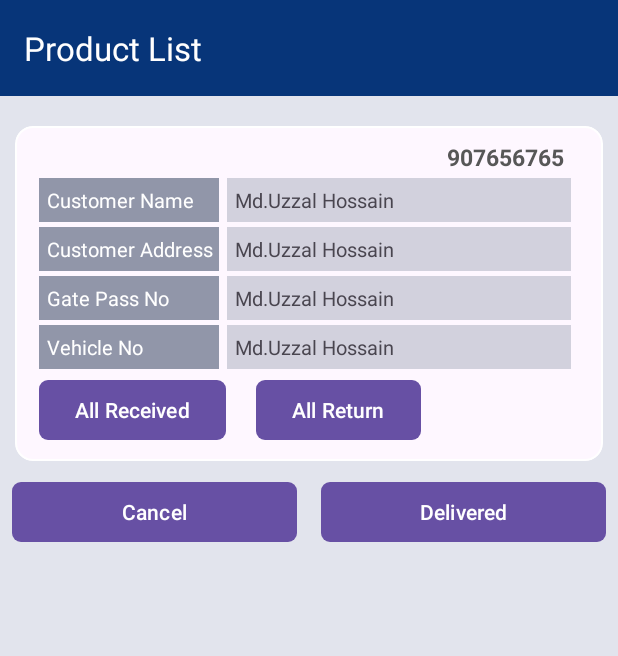
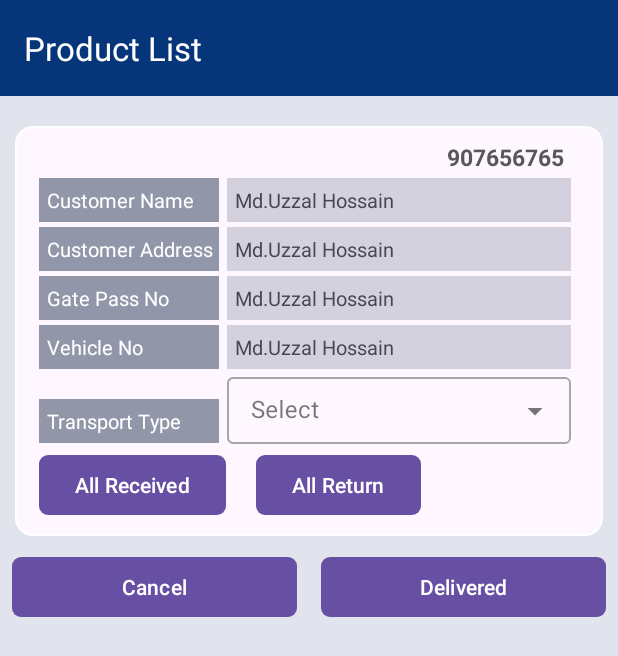
Before and after one commit to tareq236/rdlms, an Android app: the layout activity_product_list.xml on its own in the app's theme, with its tools: preview values and no code run, on a phone screen of 412 x 824 dp. Shown: the top 656 px of the screen. Run offline under Robolectric (Android 15) with nearby library versions, the phone set to English and light mode, and no system bars.

Commit message:
bug fixing

```diff
--- a/app/src/main/res/layout/activity_product_list.xml
+++ b/app/src/main/res/layout/activity_product_list.xml
@@ -199,6 +199,40 @@
                             android:layout_width="match_parent"
                             android:layout_height="wrap_content"
                             android:orientation="horizontal"
+                             >
+                            <TextView
+                                android:layout_width="120dp"
+                                android:layout_height="wrap_content"
+                                android:paddingLeft="5dp"
+                                android:paddingTop="5dp"
+                                android:paddingBottom="5dp"
+                                android:text="Transport Type"
+                                android:textColor="@color/white"
+                                android:background="@color/txv_bg"
+                                android:textSize="13sp"/>
+                            <com.google.android.material.textfield.TextInputLayout
+                                android:layout_width="match_parent"
+                                android:layout_height="50dp"
+                                android:layout_marginHorizontal="5dp"
+
+                                style="@style/Widget.MaterialComponents.TextInputLayout.OutlinedBox.ExposedDropdownMenu"
+                                >
+
+                                <androidx.appcompat.widget.AppCompatAutoCompleteTextView
+                                    android:id="@+id/actvTransportType"
+                                    android:layout_width="match_parent"
+                                    android:layout_height="wrap_content"
+                                    android:focusable="false"
+                                    android:editable="false"
+                                    android:hint="Select "
+                                    />
+                            </com.google.android.material.textfield.TextInputLayout>
+
+                        </LinearLayout>
+                        <LinearLayout
+                            android:layout_width="match_parent"
+                            android:layout_height="wrap_content"
+                            android:orientation="horizontal"
                             android:layout_marginTop="3dp">
                             <com.google.android.material.button.MaterialButton
                                 android:id="@+id/allReceivedId"
--- a/app/src/main/res/values/strings.xml
+++ b/app/src/main/res/values/strings.xml
@@ -2,4 +2,10 @@
     <string name="app_name">RDL MS</string>
     <string name="navigation_drawer_open">Open</string>
     <string name="navigation_drawer_close">Close</string>
+
+    <string-array name="transportType">
+        <item>Walk</item>
+        <item>Car</item>
+        <item>Rickshaw</item>
+    </string-array>
 </resources>
```
Also changed, not shown: app/src/main/java/com/impala/rdlms/delivery/ProductListActivity.kt (+51 -3 lines), app/src/main/java/com/impala/rdlms/delivery/ProductListAdapter.kt (+47 -44 lines), app/src/main/java/com/impala/rdlms/delivery/model/DeliverySave.kt (added, +18 -0 lines), app/src/main/res/drawable/spinner_item_border.xml (added, +13 -0 lines), app/src/main/res/layout/dropdown_item.xml (added, +13 -0 lines).
